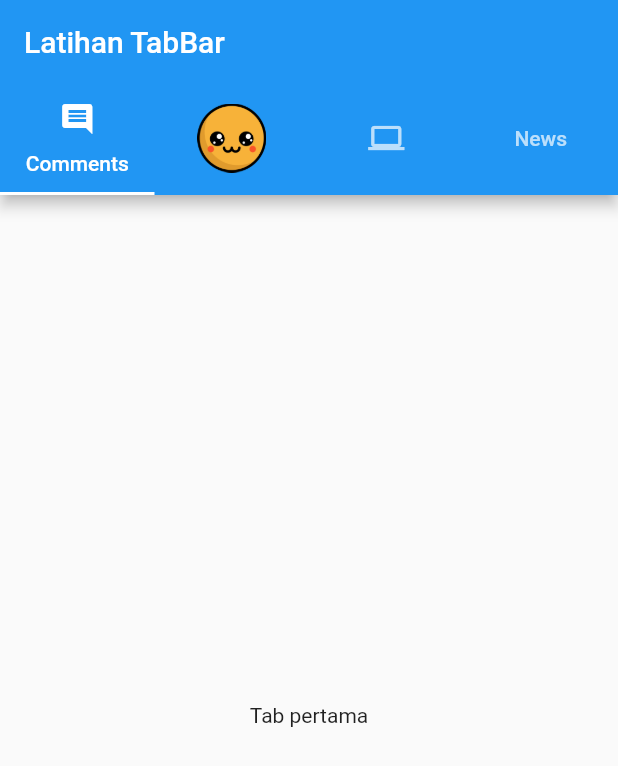
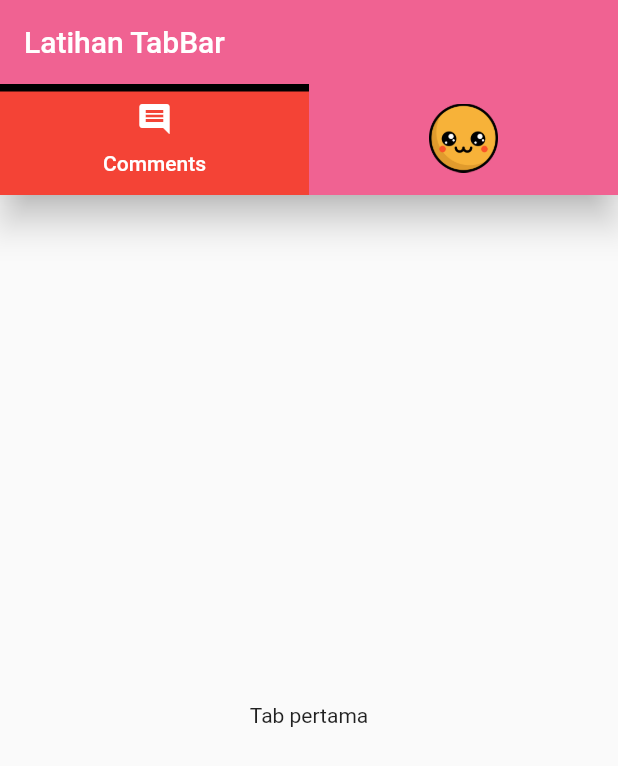
Before and after one commit to akbariyansyah/latihan-flutter, a Flutter app: the screen it shows after launch, on a phone screen of 412 x 824 dp. Shown: the top 766 px of the screen. Run offline on Flutter 3.47's test engine with Material 2 defaults, Android fonts, the phone set to English and light mode, and no system bars.

Commit message:
-Initial Commit

```diff
--- a/lib/main.dart
+++ b/lib/main.dart
@@ -13,45 +13,35 @@ class MyApp extends StatelessWidget {
     );
   }
 }
-class SecondPage extends StatelessWidget {
-  @override
-  Widget build(BuildContext context) {
-    return Scaffold(
-      body: Center(
-        child: Text("This is working"),
+
+class MainPage extends StatelessWidget {
+  TabBar myTabBar = TabBar(
+    indicator: BoxDecoration(
+        color: Colors.red,
+        border: Border(top: BorderSide(color: Colors.black, width: 5))),
+    tabs: [
+      Tab(
+        icon: Icon(Icons.comment),
+        text: "Comments",
       ),
-    );
-  }
-}
-class MainPage extends StatelessWidget {
+      Tab(child: Image(image: AssetImage("assets/cute.png"))),
+    ],
+  );
   @override
   Widget build(BuildContext context) {
     return DefaultTabController(
-      length: 4,
+      length: 2,
       child: Scaffold(
         appBar: AppBar(
-          title: Text("Latihan TabBar"),
-          bottom: TabBar(
-            tabs: [
-              Tab(
-                icon: Icon(Icons.comment),
-                text: "Comments",
-              ),
-              Tab(child: Image(image: AssetImage("assets/cute.png"))),
-              Tab(
-                icon: Icon(Icons.computer),
-              ),
-              Tab(
-                text: "News",
-              ),
-            ],
-          ),
-        ),
+            elevation: 10,
+            backgroundColor: Colors.pink[300],
+            title: Text("Latihan TabBar"),
+            bottom: PreferredSize(
+                preferredSize: Size.fromHeight(myTabBar.preferredSize.height),
+                child: Container(color: Colors.pink[300], child: myTabBar))),
         body: TabBarView(children: [
           Center(child: Text("Tab pertama")),
           Center(child: Text("Tab kedua")),
-          Center(child: Text("Tab ketiga")),
-          Center(child: Text("Tab keempat")),
         ]),
       ),
     );
```
